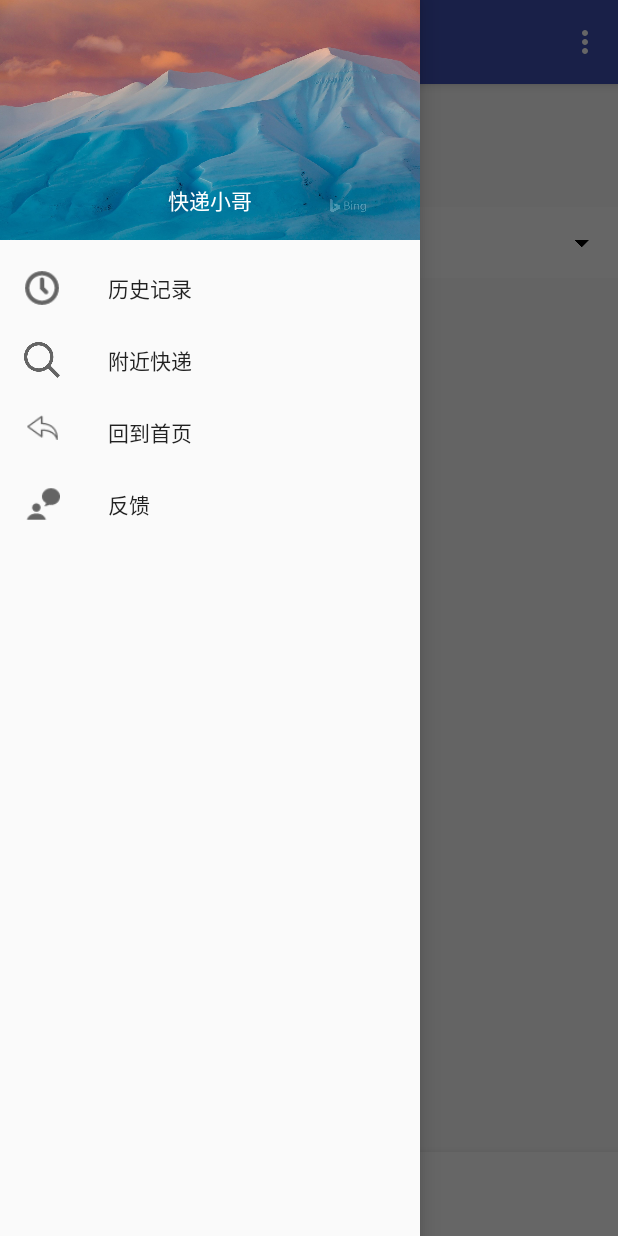
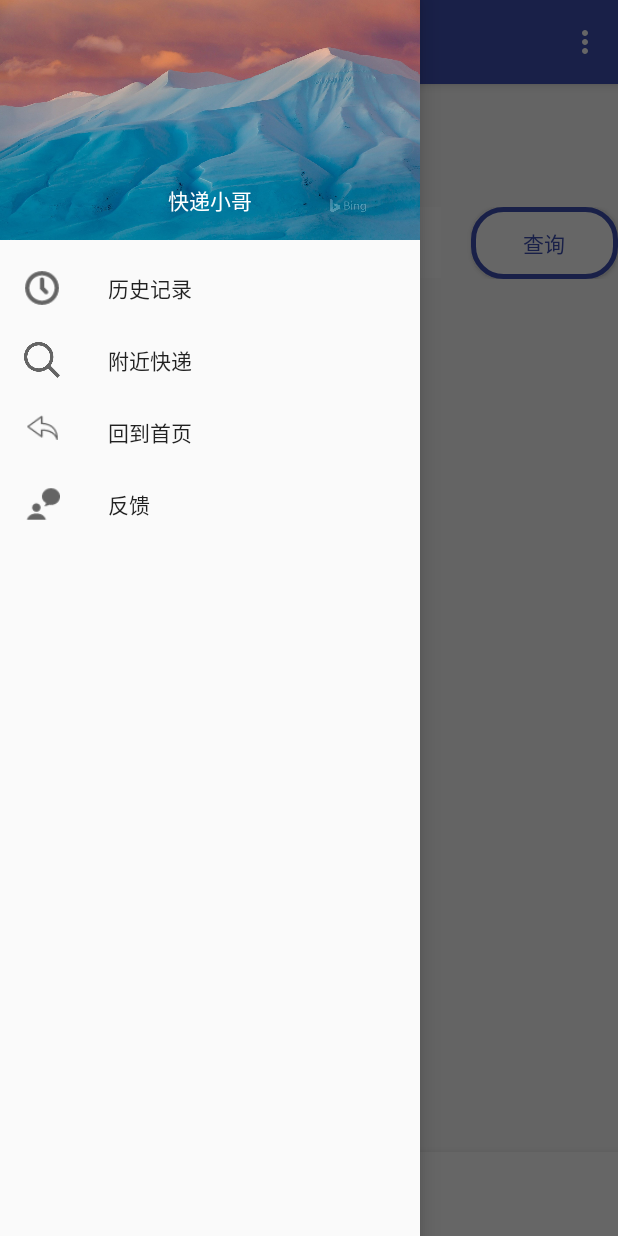
Before and after one commit to 931655169/courier, an Android app: the screen it shows after launch (MainActivity), with the side drawer open, on a phone screen of 412 x 824 dp. Run offline under Robolectric (Android 15) with nearby library versions, the phone set to English and light mode, and no system bars; our stand-ins replace ButterKnife; libraries missing offline, so code that uses them is left out: com.facebook.drawee, com.mancj.materialsearchbar, me.majiajie.pagerbottomtabstrip, org.litepal, org.litepal.crud; plain views replace MaterialSearchBar, SimpleDraweeView; 9 statements that could not run were skipped.

Commit message:
修改了布局问题

```diff
--- a/app/src/main/java/search/ResultResultFragment.java
+++ b/app/src/main/java/search/ResultResultFragment.java
@@ -8,23 +8,24 @@ import Service.ApiService;
 import Service.KdniaoTrackQueryAPI;
 import Utils.CompanyfromCodeUtils;
 import Utils.StatefromStateCode;
-import android.content.ContentValues;
 import android.graphics.Rect;
 import android.os.Bundle;
 import android.os.Handler;
 import android.support.v4.app.Fragment;
 import android.support.v7.widget.LinearLayoutManager;
 import android.support.v7.widget.RecyclerView;
+import android.text.TextUtils;
 import android.util.Log;
 import android.view.View;
+import android.widget.ImageView;
 import android.widget.TextView;
 import android.widget.Toast;
 import butterknife.BindView;
 import home.RecyclerviewAdapter;
 import java.util.ArrayList;
+import java.util.IllegalFormatCodePointException;
 import java.util.List;
 import org.litepal.crud.DataSupport;
-import org.litepal.crud.callback.SaveCallback;
 import retrofit2.Call;
 import retrofit2.Callback;
 import retrofit2.Response;
@@ -36,6 +37,7 @@ public class ResultResultFragment extends BaseFragment {
   @BindView(R.id.txt_express_name) TextView mTxtExpressName;
   @BindView(R.id.txt_express_status) TextView mTxtExpressStatus;
   @BindView(R.id.txt_express_company)TextView mTxtExpressCompany;
+  @BindView(R.id.image_express)ImageView mImageExpress;
   private ExpressDetail expressDetail;
   private List<TracesBean> tracebeanlist = new ArrayList<TracesBean>();
   private RecyclerviewAdapter mExpressItemAdapter;
@@ -59,7 +61,6 @@ public class ResultResultFragment extends BaseFragment {
   @Override
   public void onCreate(Bundle savedInstanceState) {
     super.onCreate(savedInstanceState);
-
   }
 
   @Override protected int getLayoutResId() {
@@ -90,6 +91,7 @@ public class ResultResultFragment extends BaseFragment {
       if (expressDetail.isSuccess()){
         tracebeanlist=DataSupport.findAll(TracesBean.class);
         mTraceAdapter=new TraceAdapter(tracebeanlist);
+        mImageExpress.setImageResource(R.mipmap.icon_blue);
       }
       if (!expressDetail.isSuccess()){
         tracebeanlist.clear();
--- a/app/src/main/java/zjm/courier/MainActivity.java
+++ b/app/src/main/java/zjm/courier/MainActivity.java
@@ -140,7 +140,7 @@ public class MainActivity extends AppCompatActivity
     } else if (id == R.id.nav_home) {
       mViewPagerTablayout.setCurrentItem(0);
     } else if (id == R.id.nav_back) {
-      Toast.makeText(this, "By 石成", Toast.LENGTH_SHORT).show();
+      Toast.makeText(this, "By 曾建民 931655169@qq.com", Toast.LENGTH_SHORT).show();
     }
     drawer.closeDrawer(GravityCompat.START);
     return true;
--- a/app/src/main/res/layout/recycler_item_express_card.xml
+++ b/app/src/main/res/layout/recycler_item_express_card.xml
@@ -14,7 +14,6 @@
         android:layout_margin="10dp">
       <ImageView
           android:id="@+id/image_express"
-          android:src="@mipmap/icon_blue"
           android:layout_width="100dp"
           android:layout_height="80dp"
       />
--- a/app/src/main/res/layout/search_courier.xml
+++ b/app/src/main/res/layout/search_courier.xml
@@ -15,20 +15,28 @@
       android:layout_height="wrap_content"
       android:layout_marginBottom="20dp"
       android:id="@+id/searchBar"/>
+  <LinearLayout
+      android:orientation="horizontal"
+      android:layout_width="match_parent"
+      android:layout_height="wrap_content">
     <search.nicespinner.NiceSpinner
         android:id="@+id/nice_spinner"
         app:textTint="@color/black"
-      android:layout_width="match_parent"
+        android:textAlignment="center"
+        android:layout_width="0dp"
+        android:layout_weight="3"
         android:layout_height="wrap_content"/>
     <Button
         android:id="@+id/btn_ifsearch"
-      android:layout_width="wrap_content"
+        android:layout_width="0dp"
+        android:layout_weight="1"
+        android:layout_marginLeft="20dp"
         android:layout_height="wrap_content"
         android:background="@drawable/shape_button_search"
-      android:layout_gravity="center"
-      android:layout_margin="30dp"
         android:text="查询"
         android:textColor="@color/colorPrimary"
     />
+  </LinearLayout>
+
 
 </LinearLayout>
--- a/app/src/main/res/values/strings.xml
+++ b/app/src/main/res/values/strings.xml
@@ -1,5 +1,5 @@
 <resources>
-  <string name="app_name">衡院快递</string>
+  <string name="app_name">Courier</string>
 
   <string name="navigation_drawer_open">Open navigation drawer</string>
   <string name="navigation_drawer_close">Close navigation drawer</string>
```
Also changed, not shown: app/src/main/java/Base/BaseRecyclerExpressCardViewHolder.java (deleted, +0 -29 lines), app/src/main/java/Entity/ApiInfo.java (deleted, +0 -40 lines). Lines whose indentation alone changed are shown as unchanged.
